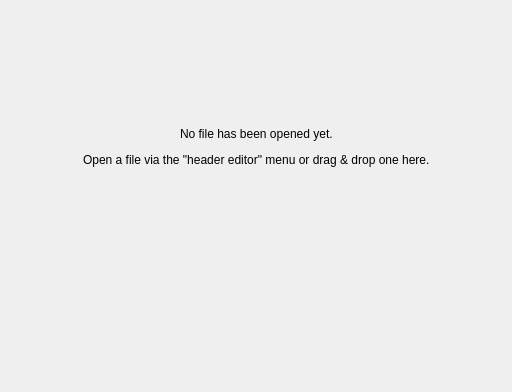
Above: src/mkvtoolnix-gui/forms/header_editor/tool.ui from jpsdr/MKVToolnix-Windows-7 before the change; both pictures show x 199 to 711 and y 99 to 491 of the 910 by 491 pixel window. Below: the same form after it.
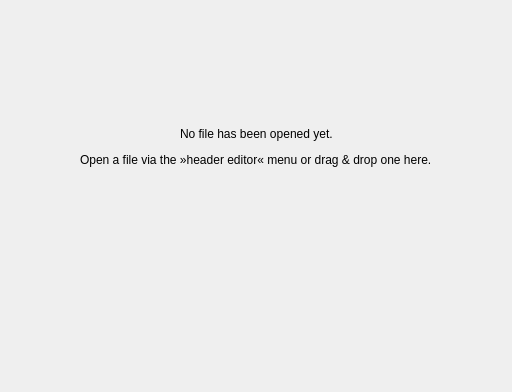
That is the form after the change.

Commit message: GUI: refactor variable name headerEditors to editors

The edit to the form file:
```diff
--- a/src/mkvtoolnix-gui/forms/header_editor/tool.ui
+++ b/src/mkvtoolnix-gui/forms/header_editor/tool.ui
@@ -107,7 +107,7 @@
             <item>
              <widget class="QLabel" name="howToOpenLabel">
               <property name="text">
-               <string>Open a file via the &quot;header editor&quot; menu or drag &amp; drop one here.</string>
+               <string>Open a file via the »header editor« menu or drag &amp; drop one here.</string>
               </property>
              </widget>
             </item>
```
Left out of the diff: 4 changed lines with no effect on the pictures. The commit also changes 2 other files.
